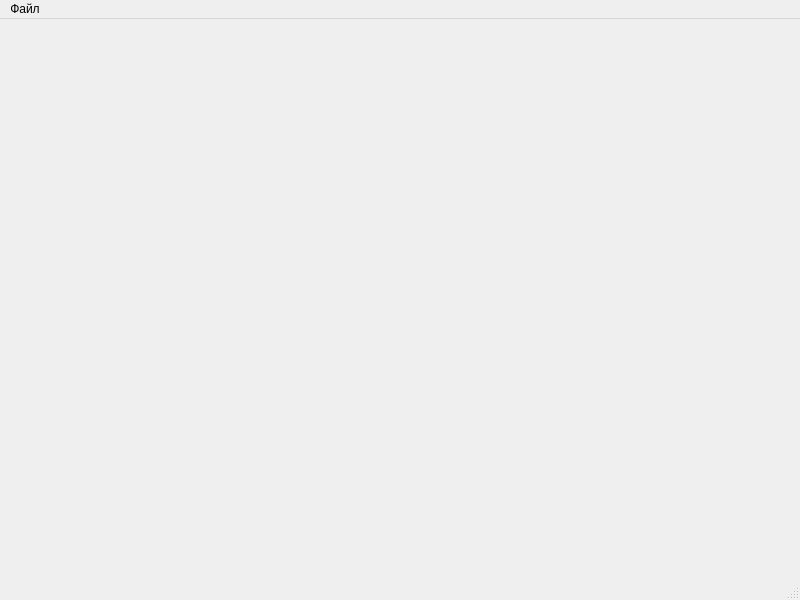
Qt form mainwindow.ui (mikhailKhmel/database_viewer) before a commit.
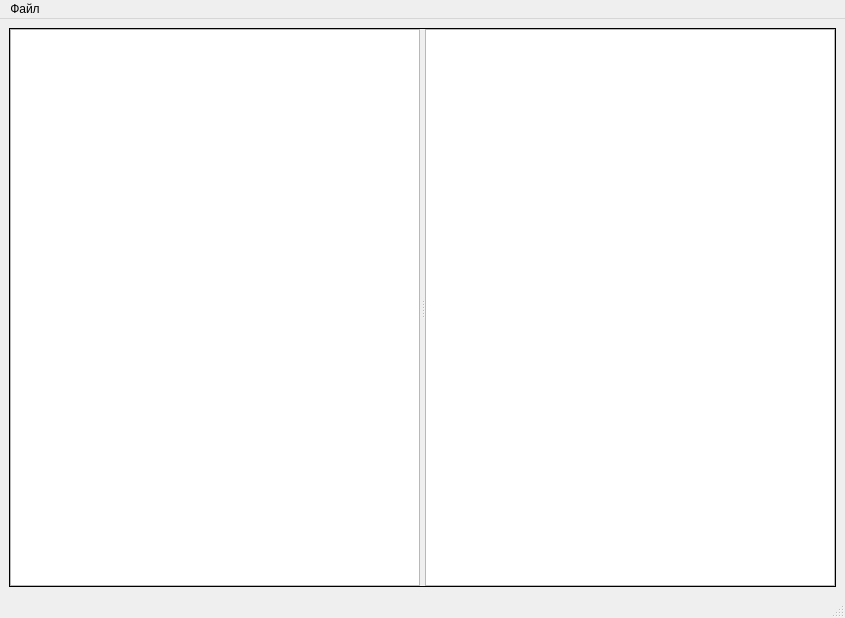
The same form after that commit.

```diff
--- a/mainwindow.ui
+++ b/mainwindow.ui
@@ -6,20 +6,82 @@
    <rect>
     <x>0</x>
     <y>0</y>
-    <width>800</width>
-    <height>600</height>
+    <width>845</width>
+    <height>618</height>
    </rect>
   </property>
   <property name="windowTitle">
    <string>MainWindow</string>
   </property>
-  <widget class="QWidget" name="centralwidget"/>
+  <widget class="QWidget" name="centralwidget">
+   <layout class="QGridLayout" name="gridLayout">
+    <item row="0" column="0">
+     <widget class="QSplitter" name="splitter">
+      <property name="sizePolicy">
+       <sizepolicy hsizetype="Expanding" vsizetype="Expanding">
+        <horstretch>0</horstretch>
+        <verstretch>0</verstretch>
+       </sizepolicy>
+      </property>
+      <property name="frameShape">
+       <enum>QFrame::Panel</enum>
+      </property>
+      <property name="frameShadow">
+       <enum>QFrame::Plain</enum>
+      </property>
+      <property name="lineWidth">
+       <number>1</number>
+      </property>
+      <property name="orientation">
+       <enum>Qt::Horizontal</enum>
+      </property>
+      <property name="handleWidth">
+       <number>5</number>
+      </property>
+      <widget class="QListView" name="listView_tables">
+       <property name="editTriggers">
+        <set>QAbstractItemView::EditKeyPressed</set>
+       </property>
+      </widget>
+      <widget class="QTableView" name="tableView">
+       <property name="sizePolicy">
+        <sizepolicy hsizetype="MinimumExpanding" vsizetype="MinimumExpanding">
+         <horstretch>0</horstretch>
+         <verstretch>0</verstretch>
+        </sizepolicy>
+       </property>
+       <property name="editTriggers">
+        <set>QAbstractItemView::AllEditTriggers</set>
+       </property>
+       <attribute name="horizontalHeaderCascadingSectionResizes">
+        <bool>false</bool>
+       </attribute>
+       <attribute name="horizontalHeaderShowSortIndicator" stdset="0">
+        <bool>true</bool>
+       </attribute>
+       <attribute name="horizontalHeaderStretchLastSection">
+        <bool>true</bool>
+       </attribute>
+       <attribute name="verticalHeaderCascadingSectionResizes">
+        <bool>false</bool>
+       </attribute>
+       <attribute name="verticalHeaderShowSortIndicator" stdset="0">
+        <bool>true</bool>
+       </attribute>
+       <attribute name="verticalHeaderStretchLastSection">
+        <bool>true</bool>
+       </attribute>
+      </widget>
+     </widget>
+    </item>
+   </layout>
+  </widget>
   <widget class="QMenuBar" name="menubar">
    <property name="geometry">
     <rect>
      <x>0</x>
      <y>0</y>
-     <width>800</width>
+     <width>845</width>
      <height>26</height>
     </rect>
    </property>
```
